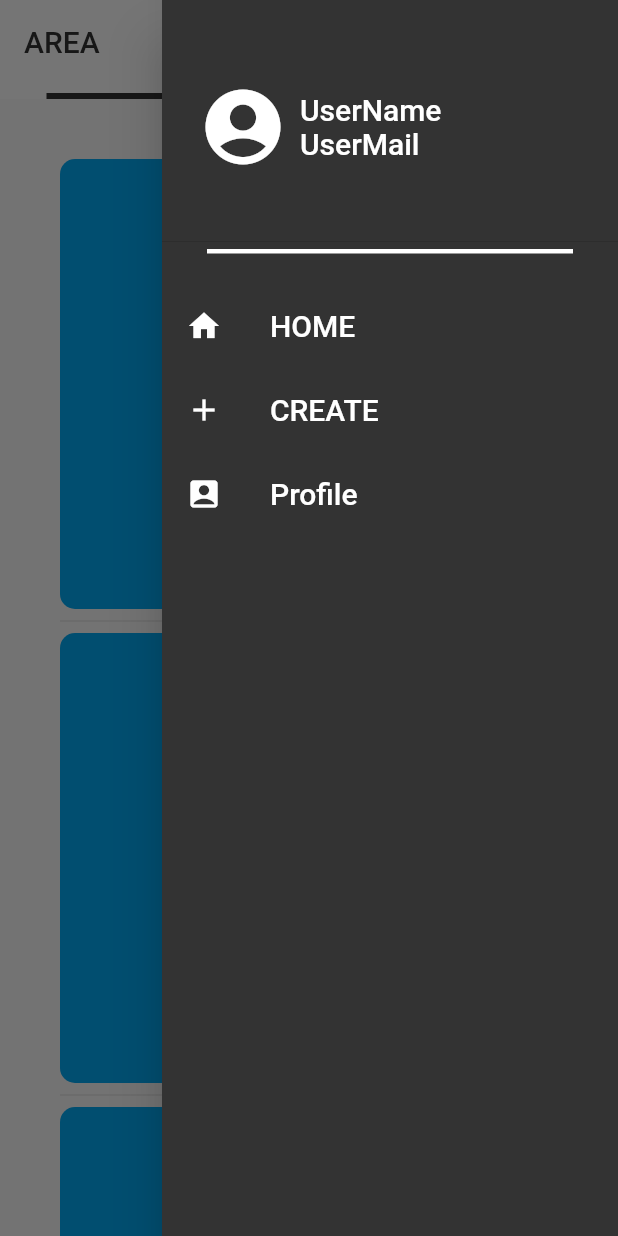
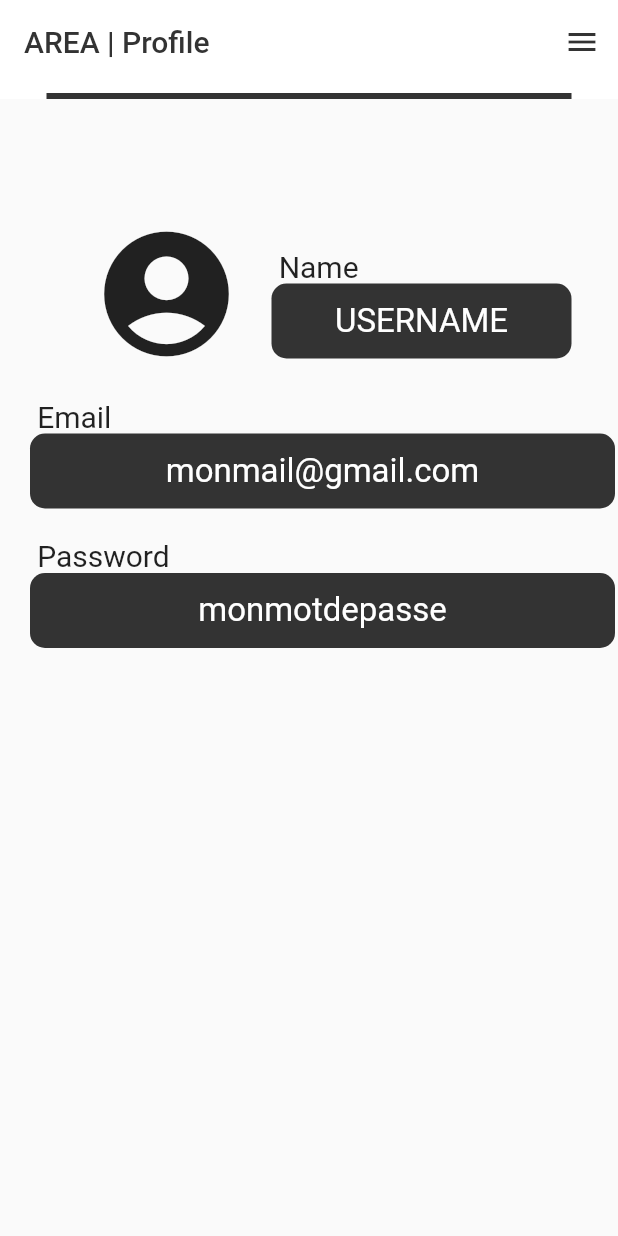
Before and after one commit to XriM/Area, a Flutter app: the screen it shows after launch, after a tap on the "menu" icon, after a tap on the "account circle" icon, on a phone screen of 412 x 824 dp. Run offline on Flutter 3.47's test engine with Material 2 defaults, Android fonts, the phone set to English and light mode, and no system bars; missing offline and left inert: rolling_switch.

Commit message:
feat(mobile): adding pubsec

```diff
--- a/flutter_docker/workspace/lib/main.dart
+++ b/flutter_docker/workspace/lib/main.dart
@@ -1,10 +1,16 @@
-import 'package:area_app/widgets.dart';
+import 'routes/first_screen.dart';
+import 'routes/second_screen.dart';
+import 'routes/third_screen.dart';
 import 'package:flutter/material.dart';
-import 'sideBar.dart';
 
-void main() => runApp(MyApp());
+void main() {
+  runApp(const MyApp());
+}
 
 class MyApp extends StatelessWidget {
+  const MyApp({Key? key}) : super(key: key);
+
+  // This widget is the root of your application.
   @override
   Widget build(BuildContext context) {
     return MaterialApp(
@@ -13,33 +19,216 @@ class MyApp extends StatelessWidget {
       theme: ThemeData(
         primarySwatch: Colors.blue,
       ),
-      home: MyHomePage(),
+      home: const MyHomePage(title: 'Flutter Demo Home Page'),
     );
   }
 }
 
-class MyHomePage extends StatelessWidget {
+class MyHomePage extends StatefulWidget {
+  const MyHomePage({Key? key, required this.title}) : super(key: key);
+
+  final String title;
+
+  @override
+  State<MyHomePage> createState() => _MyHomePageState();
+}
+
+enum ScreenType {
+  firstScreen,
+  secondScreen,
+  thirdScreen,
+}
+
+class _MyHomePageState extends State<MyHomePage> {
+  ScreenType _screenType = ScreenType.firstScreen;
+
+  final GlobalKey<ScaffoldState> _scaffoldKey = GlobalKey<ScaffoldState>();
+
   @override
   Widget build(BuildContext context) {
     return Scaffold(
+      key: _scaffoldKey,
       appBar: AppBar(
         centerTitle: false,
-          iconTheme: IconThemeData(color: Color(0xff333333)),
+        iconTheme: const IconThemeData(color: Color(0xff333333)),
         backgroundColor: Colors.white,
         elevation: 0,
         bottom: PreferredSize(
             child: Container(
-                color: Color(0xff333333),
+              color: const Color(0xff333333),
               height: 4.0,
               width: 350,
             ),
-              preferredSize: Size.fromHeight(10.0)),
+            preferredSize: const Size.fromHeight(10.0)),
         title: Text(
-            'AREA',
-            style: TextStyle(color: Color(0xff333333)),
+          getTitle(_screenType),
+          style: const TextStyle(color: Color(0xff333333)),
         ),
       ),
-        endDrawer: NavDrawer(),
-        body: widgets());
+      endDrawer: Drawer(
+        backgroundColor: const Color(0xFF333333),
+        child: ListView(
+          padding: EdgeInsets.zero,
+          children: <Widget>[
+            DrawerHeader(
+                child: Row(
+              children: [
+                IconButton(
+                  onPressed: () => {onTabTapped(ScreenType.thirdScreen)},
+                  icon: const Icon(Icons.account_circle_rounded),
+                  color: Colors.white,
+                  iconSize: 60,
+                ),
+                Wrap(
+                  direction: Axis.vertical,
+                  spacing: 0,
+                  runSpacing: 0,
+                  children: const [
+                    Text(
+                      'UserName',
+                      style: TextStyle(color: Colors.white, fontSize: 20),
+                    ),
+                    Text(
+                      'UserMail',
+                      style: TextStyle(color: Colors.white, fontSize: 20),
+                    ),
+                  ],
+                )
+              ],
+            )),
+            const Divider(
+              height: 0,
+              thickness: 3,
+              indent: 30,
+              endIndent: 30,
+              color: Colors.white,
+            ),
+            const SizedBox(
+              height: 20,
+            ),
+            ListTile(
+              leading: const Icon(
+                Icons.home,
+                color: Colors.white,
+              ),
+              title: const Text(
+                'My Widgets',
+                style: TextStyle(color: Colors.white, fontSize: 20),
+              ),
+              onTap: () => onTabTapped(ScreenType.firstScreen),
+            ),
+            ListTile(
+              leading: const Icon(
+                Icons.add,
+                color: Colors.white,
+              ),
+              title: const Text(
+                'Create',
+                style: TextStyle(color: Colors.white, fontSize: 20),
+              ),
+              onTap: () => onTabTapped(ScreenType.secondScreen),
+            ),
+            ListTile(
+              leading: const Icon(
+                Icons.account_box_rounded,
+                color: Colors.white,
+              ),
+              title: const Text(
+                'Profile',
+                style: TextStyle(color: Colors.white, fontSize: 20),
+              ),
+              onTap: () => onTabTapped(ScreenType.thirdScreen),
+            ),
+          ],
+        ),
+      ),
+      body: _body(_screenType),
+    );
+  }
+
+  Widget _body(ScreenType screenType) {
+    switch (screenType) {
+      case ScreenType.firstScreen:
+        return const FirstScreen();
+      case ScreenType.secondScreen:
+        return const SecondScreen();
+      case ScreenType.thirdScreen:
+        return const ThirdScreen();
     }
   }
+
+  void onTabTapped(ScreenType screenType) {
+    if ((_scaffoldKey.currentState ?? ScaffoldState()).isDrawerOpen) {
+      (_scaffoldKey.currentState ?? ScaffoldState()).openEndDrawer();
+    }
+    setState(() {
+      _screenType = screenType;
+    });
+    Navigator.pop(context);
+  }
+
+  String getTitle(ScreenType screenType) {
+    switch (screenType) {
+      case ScreenType.firstScreen:
+        return "AREA | My Widgets";
+      case ScreenType.secondScreen:
+        return "AREA | Create";
+      case ScreenType.thirdScreen:
+        return "AREA | Profile";
+    }
+  }
+}
+
+
+
+
+
+
+
+
+
+// import 'package:area_app/widgets.dart';
+// import 'package:flutter/material.dart';
+// import 'sideBar.dart';
+
+// void main() => runApp(MyApp());
+
+// class MyApp extends StatelessWidget {
+//   @override
+//   Widget build(BuildContext context) {
+//     return MaterialApp(
+//       debugShowCheckedModeBanner: false,
+//       title: 'Flutter Demo',
+//       theme: ThemeData(
+//         primarySwatch: Colors.blue,
+//       ),
+//       home: MyHomePage(),
+//     );
+//   }
+// }
+
+// class MyHomePage extends StatelessWidget {
+//   @override
+//   Widget build(BuildContext context) {
+//     return Scaffold(
+//         appBar: AppBar(
+//           centerTitle: false,
+//           iconTheme: IconThemeData(color: Color(0xff333333)),
+//           backgroundColor: Colors.white,
+//           elevation: 0,
+//           bottom: PreferredSize(
+//               child: Container(
+//                 color: Color(0xff333333),
+//                 height: 4.0,
+//                 width: 350,
+//               ),
+//               preferredSize: Size.fromHeight(10.0)),
+//           title: Text(
+//             'AREA',
+//             style: TextStyle(color: Color(0xff333333)),
+//           ),
+//         ),
+//         endDrawer: NavDrawer(),
+//         body: widgets());
+//   }
+// }
--- /dev/null
+++ b/flutter_docker/workspace/lib/routes/first_screen.dart
@@ -0,0 +1,74 @@
+import 'package:flutter/material.dart';
+import 'package:rolling_switch/rolling_switch.dart';
+
+class FirstScreen extends StatelessWidget {
+  const FirstScreen({Key? key}) : super(key: key);
+
+  @override
+  Widget build(BuildContext context) {
+    return ListView.separated(
+      padding: const EdgeInsets.all(40),
+      itemCount: 4,
+      itemBuilder: (BuildContext context, int index) {
+        return Container(
+          height: 400.0,
+          width: 150.0,
+          color: Colors.transparent,
+          child: Container(
+              decoration: const BoxDecoration(
+                  color: Colors.lightBlue,
+                  borderRadius: BorderRadius.all(Radius.circular(10.0))),
+              child: Container(
+                  margin: const EdgeInsets.only(left: 30.0, right: 30.0),
+                  child: Wrap(
+                    direction: Axis.vertical,
+                    // alignment: WrapAlignment.spaceBetween,
+
+                    children: [
+                      Text(" "),
+                      SizedBox(
+                        height: 25,
+                      ),
+                      SizedBox(
+                        width: 280,
+                        child: const Text(
+                          "Lorem ipsum dolor sit amet, consectetur adipiscing elit, sed do eiusmod tempor incididunt ut labore et dolore magna aliqua. Ut enim ad minim veniam, quis nostrud exercitation ullamco laboris nisi ut aliquip ex ea commodo consequat. Duis aute irure dolor in reprehenderit in voluptate velit esse cillum ",
+                          style: TextStyle(fontSize: 18, color: Colors.white),
+                          textAlign: TextAlign.justify,
+                        ),
+                      ),
+                      SizedBox(height: 50),
+                      Wrap(
+                        alignment: WrapAlignment.spaceEvenly,
+                        direction: Axis.horizontal,
+                        children: [
+                          RollingSwitch.icon(
+                            onChanged: (bool state) {
+                              print('turned ${(state) ? 'on' : 'off'}');
+                            },
+                            rollingInfoRight: const RollingIconInfo(
+                              icon: Icons.check,
+                              text: Text('ON'),
+                            ),
+                            rollingInfoLeft: const RollingIconInfo(
+                              icon: Icons.clear,
+                              backgroundColor: Color(0xff333333),
+                              text: Text('OFF'),
+                            ),
+                          ),
+                          SizedBox(width: 50),
+                          IconButton(
+                            onPressed: () => {},
+                            icon: const Icon(Icons.cancel_rounded),
+                            iconSize: 40,
+                          ),
+                        ],
+                      )
+                    ],
+                  ))),
+        );
+      },
+      separatorBuilder: (BuildContext context, int index) => const Divider(),
+    );
+  }
+}
--- /dev/null
+++ b/flutter_docker/workspace/lib/routes/second_screen.dart
@@ -0,0 +1,14 @@
+import 'package:flutter/material.dart';
+
+class SecondScreen extends StatelessWidget {
+  const SecondScreen({Key? key}) : super(key: key);
+
+  @override
+  Widget build(BuildContext context) {
+    return Container(
+      child: Center(
+        child: Text("Second Screen"),
+      ),
+    );
+  }
+}
--- /dev/null
+++ b/flutter_docker/workspace/lib/routes/third_screen.dart
@@ -0,0 +1,133 @@
+import 'package:flutter/material.dart';
+
+class ThirdScreen extends StatelessWidget {
+  const ThirdScreen({Key? key}) : super(key: key);
+
+  @override
+  Widget build(BuildContext context) {
+    return Column(
+      children: [
+        const SizedBox(
+          height: 80,
+        ),
+        Wrap(
+          children: [
+            SizedBox(
+              width: 50,
+            ),
+            const Icon(
+              Icons.account_circle_rounded,
+              size: 100,
+            ),
+            Wrap(
+              direction: Axis.vertical,
+              spacing: 0,
+              runSpacing: 0,
+              children: [
+                SizedBox(
+                  height: 20,
+                ),
+                const Text(
+                  "     Name",
+                  style: TextStyle(fontSize: 20),
+                ),
+                Container(
+                  margin: const EdgeInsets.only(left: 20.0, right: 20.0),
+                  height: 50.0,
+                  width: 200.0,
+                  color: Colors.transparent,
+                  child: Container(
+                      decoration: const BoxDecoration(
+                          color: Color(0xff333333),
+                          borderRadius:
+                              BorderRadius.all(Radius.circular(10.0))),
+                      child: const Center(
+                        child: Text(
+                          "USERNAME",
+                          style: TextStyle(fontSize: 22, color: Colors.white),
+                          textAlign: TextAlign.center,
+                        ),
+                      )),
+                ),
+              ],
+            ),
+          ],
+        ),
+        Wrap(
+          direction: Axis.horizontal,
+          children: [
+            Wrap(
+              direction: Axis.vertical,
+              spacing: 0,
+              runSpacing: 0,
+              children: [
+                SizedBox(
+                  height: 20,
+                ),
+                const Text(
+                  "     Email",
+                  style: TextStyle(fontSize: 20),
+                ),
+                Container(
+                  margin: const EdgeInsets.only(left: 20.0, right: 20.0),
+                  height: 50.0,
+                  width: 390.0,
+                  color: Colors.transparent,
+                  child: Container(
+                      decoration: const BoxDecoration(
+                          color: Color(0xff333333),
+                          borderRadius:
+                              BorderRadius.all(Radius.circular(10.0))),
+                      child: const Center(
+                        child: Text(
+                          "monmail@gmail.com",
+                          style: TextStyle(fontSize: 22, color: Colors.white),
+                          textAlign: TextAlign.center,
+                        ),
+                      )),
+                ),
+              ],
+            ),
+          ],
+        ),
+        Wrap(
+          direction: Axis.horizontal,
+          children: [
+            Wrap(
+              direction: Axis.vertical,
+              spacing: 0,
+              runSpacing: 0,
+              children: [
+                SizedBox(
+                  height: 20,
+                ),
+                const Text(
+                  "     Password",
+                  style: TextStyle(fontSize: 20),
+                ),
+                Container(
+                  margin: const EdgeInsets.only(left: 20.0, right: 20.0),
+                  height: 50.0,
+                  width: 390.0,
+                  color: Colors.transparent,
+                  child: Container(
+                      decoration: const BoxDecoration(
+                          color: Color(0xff333333),
+                          borderRadius:
+                              BorderRadius.all(Radius.circular(10.0))),
+                      child: const Center(
+                        child: Text(
+                          "monmotdepasse",
+                          style: TextStyle(fontSize: 22, color: Colors.white),
+                          textAlign: TextAlign.center,
+                        ),
+                      )),
+                ),
+              ],
+            ),
+          ],
+        ),
+      ],
+    );
+  }
+}
--- a/flutter_docker/workspace/lib/sideBar.dart
+++ b/flutter_docker/workspace/lib/sideBar.dart
@@ -21,8 +21,8 @@ class NavDrawer extends StatelessWidget {
               ),
               Wrap(
                 direction: Axis.vertical,
-                spacing: 0, // to apply margin in the main axis of the wrap
-                runSpacing: 0, // to apply margin in the cross axis of the wrap
+                spacing: 0,
+                runSpacing: 0,
                 children: [
                   const Text(
                     'UserName',
--- a/flutter_docker/workspace/lib/widgets.dart
+++ b/flutter_docker/workspace/lib/widgets.dart
@@ -12,11 +12,11 @@ class widgets extends StatelessWidget {
           width: 150.0,
           color: Colors.transparent,
           child: Container(
-              decoration: BoxDecoration(
+              decoration: const BoxDecoration(
                   color: Colors.lightBlue,
                   borderRadius: BorderRadius.all(Radius.circular(10.0))),
-              child: new Center(
-                child: new Text(
+              child: const Center(
+                child: Text(
                   "TEST",
                   style: TextStyle(fontSize: 22, color: Colors.white),
                   textAlign: TextAlign.center,
--- a/flutter_docker/workspace/pubspec.yaml
+++ b/flutter_docker/workspace/pubspec.yaml
@@ -34,6 +34,7 @@ dependencies:
   # The following adds the Cupertino Icons font to your application.
   # Use with the CupertinoIcons class for iOS style icons.
   cupertino_icons: ^1.0.2
+  rolling_switch: ^0.0.2
 
 dev_dependencies:
   flutter_test:
```
Lines whose indentation alone changed are shown as unchanged.
